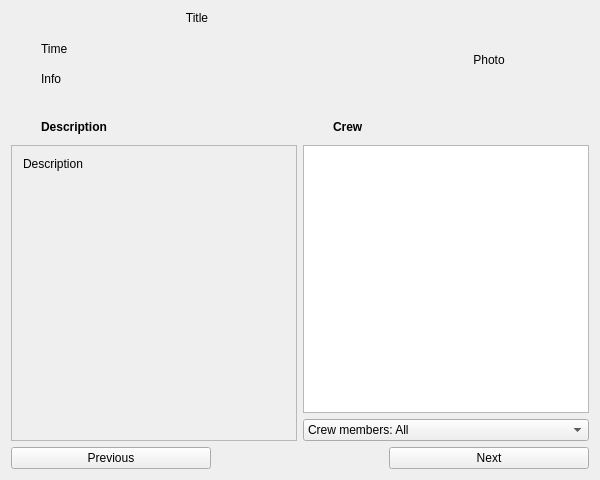
The window that src/ui/epg/EpgShow.ui (ntadej/tano) describes before a commit, drawn with Qt 5.
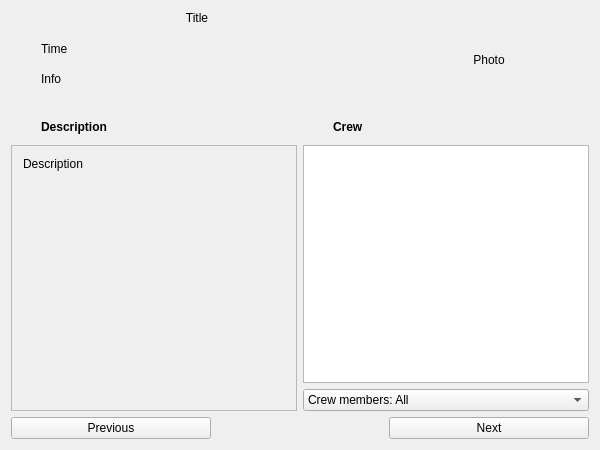
The same window after the commit. Icons and pictures are not drawn.

```diff
--- a/src/ui/epg/EpgShow.ui
+++ b/src/ui/epg/EpgShow.ui
@@ -7,7 +7,7 @@
     <x>0</x>
     <y>0</y>
     <width>600</width>
-    <height>480</height>
+    <height>450</height>
    </rect>
   </property>
   <property name="windowIcon">
@@ -47,13 +47,7 @@
      </property>
      <property name="icon">
       <iconset resource="../../../data/icons.qrc">
-       <normaloff>:/icons/24x24/go-previous.png</normaloff>:/icons/24x24/go-previous.png</iconset>
-     </property>
-     <property name="iconSize">
-      <size>
-       <width>24</width>
-       <height>24</height>
-      </size>
+       <normaloff>:/icons/16x16/go-previous.png</normaloff>:/icons/16x16/go-previous.png</iconset>
      </property>
     </widget>
    </item>
@@ -105,13 +99,7 @@
      </property>
      <property name="icon">
       <iconset resource="../../../data/icons.qrc">
-       <normaloff>:/icons/24x24/go-next.png</normaloff>:/icons/24x24/go-next.png</iconset>
-     </property>
-     <property name="iconSize">
-      <size>
-       <width>24</width>
-       <height>24</height>
-      </size>
+       <normaloff>:/icons/16x16/go-next.png</normaloff>:/icons/16x16/go-next.png</iconset>
      </property>
     </widget>
    </item>
@@ -234,7 +222,7 @@
             <x>0</x>
             <y>0</y>
             <width>285</width>
-            <height>300</height>
+            <height>277</height>
            </rect>
           </property>
           <layout class="QVBoxLayout" name="verticalLayout_2">
```
